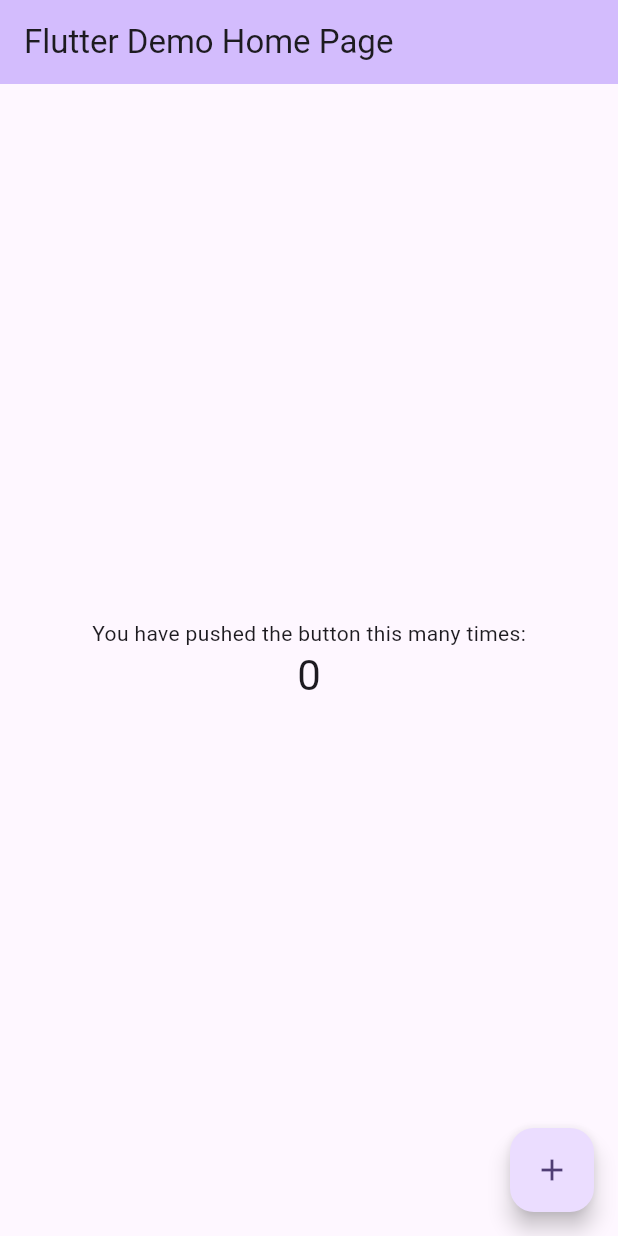
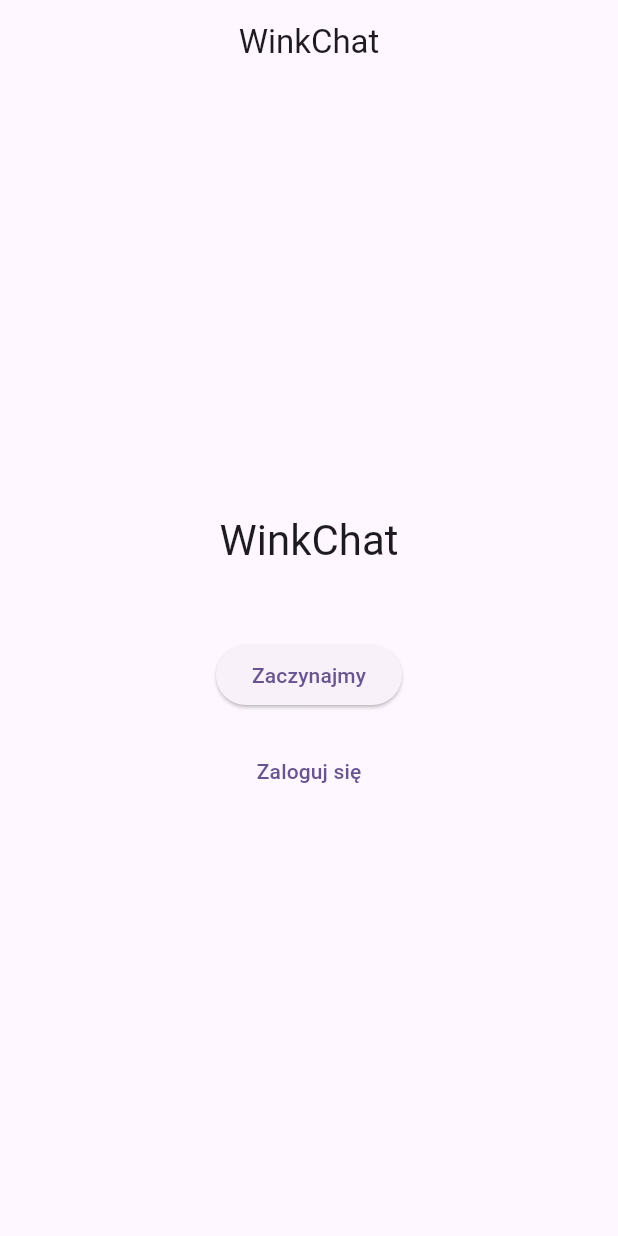
Before and after one commit to GrzSwa/wink_chat, a Flutter app: the screen it shows after launch, on a phone screen of 412 x 824 dp. Run offline on Flutter 3.47's test engine with Material 3 defaults, Android fonts, the phone set to English and light mode, and no system bars; our stand-ins replace flutter_riverpod.

Commit message:
feat: create basic app screens & simple navigation

```diff
--- a/lib/main.dart
+++ b/lib/main.dart
@@ -1,122 +1,27 @@
 import 'package:flutter/material.dart';
+import 'package:flutter_riverpod/flutter_riverpod.dart';
+import 'package:wink_chat/src/features/auth/presentation/screens/welcome_screen.dart';
 
 void main() {
-  runApp(const MyApp());
+  // TODO: Initialize Firebase
+  // WidgetsFlutterBinding.ensureInitialized();
+  // await Firebase.initializeApp(
+  //   options: DefaultFirebaseOptions.currentPlatform,
+  // );
+  runApp(const ProviderScope(child: MyApp()));
 }
 
 class MyApp extends StatelessWidget {
   const MyApp({super.key});
 
-  // This widget is the root of your application.
   @override
   Widget build(BuildContext context) {
     return MaterialApp(
-      title: 'Flutter Demo',
+      title: 'WinkChat',
       theme: ThemeData(
-        // This is the theme of your application.
-        //
-        // TRY THIS: Try running your application with "flutter run". You'll see
-        // the application has a purple toolbar. Then, without quitting the app,
-        // try changing the seedColor in the colorScheme below to Colors.green
-        // and then invoke "hot reload" (save your changes or press the "hot
-        // reload" button in a Flutter-supported IDE, or press "r" if you used
-        // the command line to start the app).
-        //
-        // Notice that the counter didn't reset back to zero; the application
-        // state is not lost during the reload. To reset the state, use hot
-        // restart instead.
-        //
-        // This works for code too, not just values: Most code changes can be
-        // tested with just a hot reload.
         colorScheme: ColorScheme.fromSeed(seedColor: Colors.deepPurple),
       ),
-      home: const MyHomePage(title: 'Flutter Demo Home Page'),
+      home: const WelcomeScreen(),
     );
   }
 }
-
-class MyHomePage extends StatefulWidget {
-  const MyHomePage({super.key, required this.title});
-
-  // This widget is the home page of your application. It is stateful, meaning
-  // that it has a State object (defined below) that contains fields that affect
-  // how it looks.
-
-  // This class is the configuration for the state. It holds the values (in this
-  // case the title) provided by the parent (in this case the App widget) and
-  // used by the build method of the State. Fields in a Widget subclass are
-  // always marked "final".
-
-  final String title;
-
-  @override
-  State<MyHomePage> createState() => _MyHomePageState();
-}
-
-class _MyHomePageState extends State<MyHomePage> {
-  int _counter = 0;
-
-  void _incrementCounter() {
-    setState(() {
-      // This call to setState tells the Flutter framework that something has
-      // changed in this State, which causes it to rerun the build method below
-      // so that the display can reflect the updated values. If we changed
-      // _counter without calling setState(), then the build method would not be
-      // called again, and so nothing would appear to happen.
-      _counter++;
-    });
-  }
-
-  @override
-  Widget build(BuildContext context) {
-    // This method is rerun every time setState is called, for instance as done
-    // by the _incrementCounter method above.
-    //
-    // The Flutter framework has been optimized to make rerunning build methods
-    // fast, so that you can just rebuild anything that needs updating rather
-    // than having to individually change instances of widgets.
-    return Scaffold(
-      appBar: AppBar(
-        // TRY THIS: Try changing the color here to a specific color (to
-        // Colors.amber, perhaps?) and trigger a hot reload to see the AppBar
-        // change color while the other colors stay the same.
-        backgroundColor: Theme.of(context).colorScheme.inversePrimary,
-        // Here we take the value from the MyHomePage object that was created by
-        // the App.build method, and use it to set our appbar title.
-        title: Text(widget.title),
-      ),
-      body: Center(
-        // Center is a layout widget. It takes a single child and positions it
-        // in the middle of the parent.
-        child: Column(
-          // Column is also a layout widget. It takes a list of children and
-          // arranges them vertically. By default, it sizes itself to fit its
-          // children horizontally, and tries to be as tall as its parent.
-          //
-          // Column has various properties to control how it sizes itself and
-          // how it positions its children. Here we use mainAxisAlignment to
-          // center the children vertically; the main axis here is the vertical
-          // axis because Columns are vertical (the cross axis would be
-          // horizontal).
-          //
-          // TRY THIS: Invoke "debug painting" (choose the "Toggle Debug Paint"
-          // action in the IDE, or press "p" in the console), to see the
-          // wireframe for each widget.
-          mainAxisAlignment: MainAxisAlignment.center,
-          children: <Widget>[
-            const Text('You have pushed the button this many times:'),
-            Text(
-              '$_counter',
-              style: Theme.of(context).textTheme.headlineMedium,
-            ),
-          ],
-        ),
-      ),
-      floatingActionButton: FloatingActionButton(
-        onPressed: _incrementCounter,
-        tooltip: 'Increment',
-        child: const Icon(Icons.add),
-      ), // This trailing comma makes auto-formatting nicer for build methods.
-    );
-  }
-}
--- /dev/null
+++ b/lib/src/features/auth/presentation/screens/welcome_screen.dart
@@ -0,0 +1,44 @@
+import 'package:flutter/material.dart';
+import 'package:wink_chat/src/features/auth/presentation/screens/login_screen.dart';
+import 'package:wink_chat/src/features/auth/presentation/screens/registration_screen.dart';
+
+class WelcomeScreen extends StatelessWidget {
+  const WelcomeScreen({super.key});
+
+  void _navigateToRegistration(BuildContext context) {
+    Navigator.of(
+      context,
+    ).push(MaterialPageRoute(builder: (_) => const RegistrationScreen()));
+  }
+
+  void _navigateToLogin(BuildContext context) {
+    Navigator.of(
+      context,
+    ).push(MaterialPageRoute(builder: (_) => const LoginScreen()));
+  }
+
+  @override
+  Widget build(BuildContext context) {
+    return Scaffold(
+      appBar: AppBar(title: const Text('WinkChat'), centerTitle: true),
+      body: Center(
+        child: Column(
+          mainAxisAlignment: MainAxisAlignment.center,
+          children: <Widget>[
+            Text('WinkChat', style: Theme.of(context).textTheme.headlineMedium),
+            const SizedBox(height: 48),
+            ElevatedButton(
+              onPressed: () => _navigateToRegistration(context),
+              child: const Text('Zaczynajmy'),
+            ),
+            const SizedBox(height: 16),
+            TextButton(
+              onPressed: () => _navigateToLogin(context),
+              child: const Text('Zaloguj się'),
+            ),
+          ],
+        ),
+      ),
+    );
+  }
+}
--- a/pubspec.yaml
+++ b/pubspec.yaml
@@ -35,10 +35,12 @@ dependencies:
   # Use with the CupertinoIcons class for iOS style icons.
   cupertino_icons: ^1.0.8
   riverpod: ^2.6.1
+  flutter_riverpod: ^2.6.1
   dio: ^5.8.0+1
   equatable: ^2.0.7
   firebase_core: ^3.13.0
   flutter_dotenv: ^5.2.1
+  firebase_auth: ^5.5.3
 
 dev_dependencies:
   flutter_test:
@@ -62,8 +64,8 @@ flutter:
   uses-material-design: true
 
   # To add assets to your application, add an assets section, like this:
-  # assets:
-  #   - images/a_dot_burr.jpeg
+  assets:
+    - assets/
   #   - images/a_dot_ham.jpeg
 
   # An image asset can refer to one or more resolution-specific "variants", see
```
Also changed, not shown: lib/src/common/widgets/main_app_screen.dart (added, +53 -0 lines), lib/src/features/account/presentation/screens/account_screen.dart (added, +34 -0 lines), lib/src/features/auth/presentation/screens/login_screen.dart (added, +36 -0 lines), lib/src/features/auth/presentation/screens/registration_screen.dart (added, +13 -0 lines), lib/src/features/chat/presentation/screens/chat_screen.dart (added, +13 -0 lines), lib/src/features/user_chats/presentation/screens/user_chats_screen.dart (added, +13 -0 lines), 4 other files.
